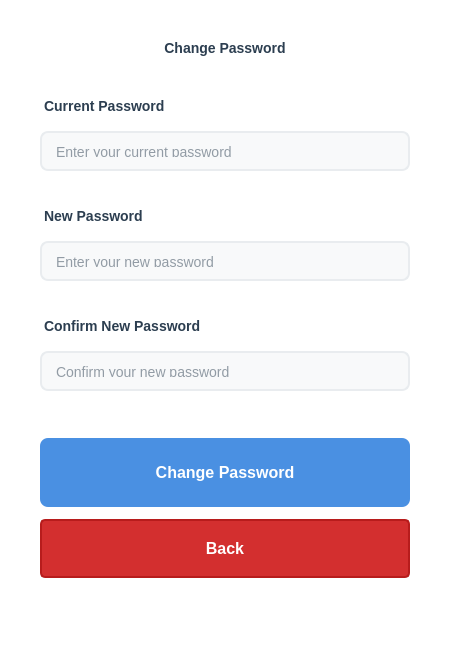
Patrickwalsh33/EPICFileShareClient, file FrontEnd/ProfilePage/profilepage.ui: the form before one commit.
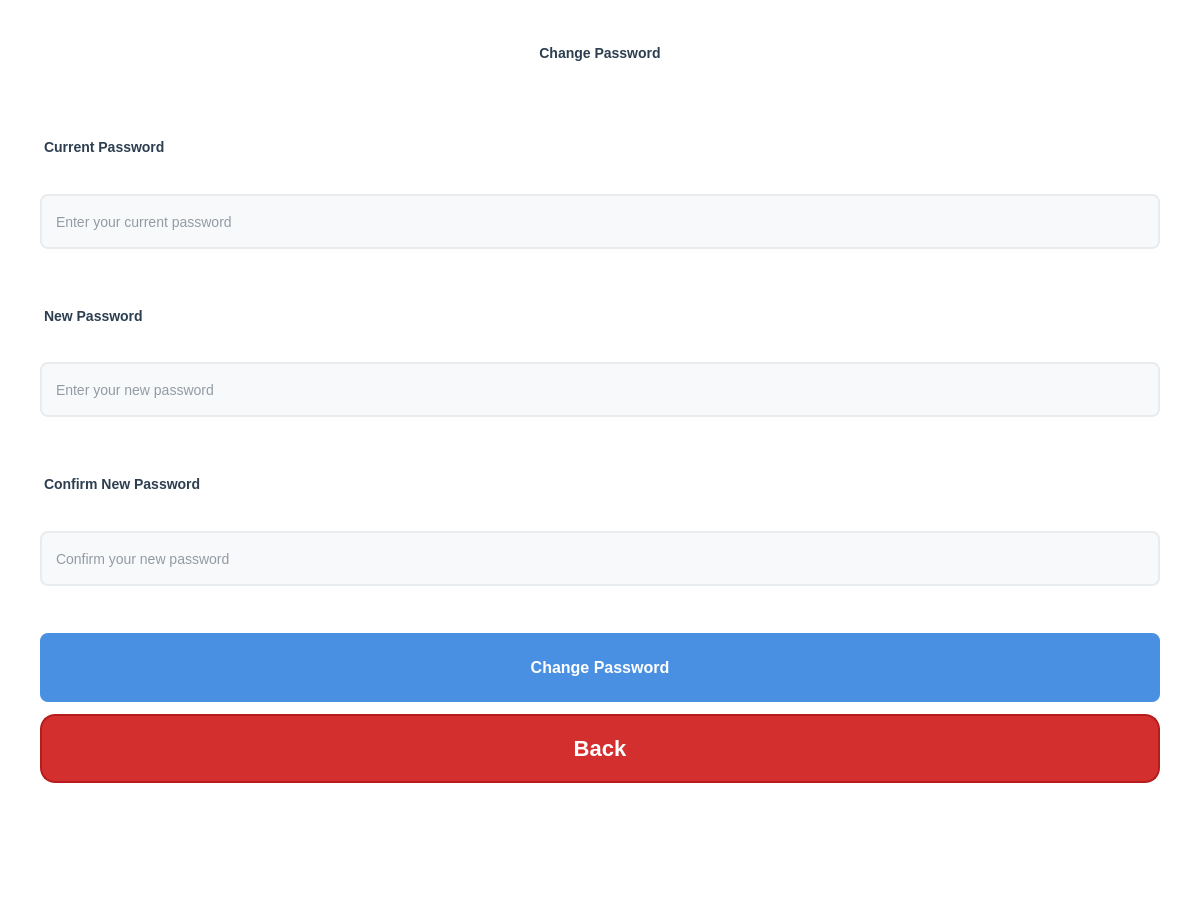
The form after the commit.

Commit message: making profile page bigger

Patch:
```diff
--- a/FrontEnd/ProfilePage/profilepage.ui
+++ b/FrontEnd/ProfilePage/profilepage.ui
@@ -6,8 +6,8 @@
    <rect>
     <x>0</x>
     <y>0</y>
-    <width>450</width>
-    <height>600</height>
+    <width>1200</width>
+    <height>900</height>
    </rect>
   </property>
   <property name="windowTitle">
@@ -73,12 +73,12 @@
     <widget class="QLabel" name="titleLabel">
      <property name="font">
       <font>
-       <pointsize>24</pointsize>
+       <pointsize>48</pointsize>
        <bold>true</bold>
       </font>
      </property>
      <property name="styleSheet">
-      <string notr="true">color: #2c3e50; margin-bottom: 30px;</string>
+      <string notr="true">color: #2c3e50; margin-bottom: 40px;</string>
      </property>
      <property name="text">
       <string>Change Password</string>
@@ -90,6 +90,12 @@
    </item>
    <item>
     <widget class="QLabel" name="oldPasswordLabel">
+     <property name="font">
+      <font>
+       <pointsize>28</pointsize>
+       <bold>true</bold>
+      </font>
+     </property>
      <property name="text">
       <string>Current Password</string>
      </property>
@@ -100,9 +106,14 @@
      <property name="minimumSize">
       <size>
        <width>0</width>
-       <height>45</height>
+       <height>60</height>
       </size>
      </property>
+     <property name="font">
+      <font>
+       <pointsize>22</pointsize>
+      </font>
+     </property>
      <property name="echoMode">
       <enum>QLineEdit::Password</enum>
      </property>
@@ -129,6 +140,12 @@
    </item>
    <item>
     <widget class="QLabel" name="newPasswordLabel">
+     <property name="font">
+      <font>
+       <pointsize>28</pointsize>
+       <bold>true</bold>
+      </font>
+     </property>
      <property name="text">
       <string>New Password</string>
      </property>
@@ -139,9 +156,14 @@
      <property name="minimumSize">
       <size>
        <width>0</width>
-       <height>45</height>
+       <height>60</height>
       </size>
      </property>
+     <property name="font">
+      <font>
+       <pointsize>22</pointsize>
+      </font>
+     </property>
      <property name="echoMode">
       <enum>QLineEdit::Password</enum>
      </property>
@@ -168,6 +190,12 @@
    </item>
    <item>
     <widget class="QLabel" name="confirmPasswordLabel">
+     <property name="font">
+      <font>
+       <pointsize>28</pointsize>
+       <bold>true</bold>
+      </font>
+     </property>
      <property name="text">
       <string>Confirm New Password</string>
      </property>
@@ -178,9 +206,14 @@
      <property name="minimumSize">
       <size>
        <width>0</width>
-       <height>45</height>
+       <height>60</height>
       </size>
      </property>
+     <property name="font">
+      <font>
+       <pointsize>22</pointsize>
+      </font>
+     </property>
      <property name="echoMode">
       <enum>QLineEdit::Password</enum>
      </property>
@@ -207,8 +240,17 @@
    </item>
    <item>
     <widget class="QPushButton" name="changePasswordButton">
-     <property name="cursor">
-      <cursorShape>PointingHandCursor</cursorShape>
+     <property name="font">
+      <font>
+       <pointsize>24</pointsize>
+       <bold>true</bold>
+      </font>
+     </property>
+     <property name="minimumSize">
+      <size>
+       <width>0</width>
+       <height>70</height>
+      </size>
      </property>
      <property name="text">
       <string>Change Password</string>
@@ -219,12 +261,18 @@
     <widget class="QPushButton" name="backButton">
      <property name="minimumSize">
       <size>
-       <width>80</width>
-       <height>40</height>
+       <width>150</width>
+       <height>70</height>
       </size>
      </property>
+     <property name="font">
+      <font>
+       <pointsize>22</pointsize>
+       <bold>true</bold>
+      </font>
+     </property>
      <property name="styleSheet">
-      <string notr="true">background-color: #D32F2F; color: white; border: 2px solid #B71C1C; border-radius: 5px; padding: 5px; font-weight: bold;</string>
+      <string notr="true">background-color: #D32F2F; color: white; border: 2px solid #B71C1C; border-radius: 15px; padding: 10px; font-weight: bold; font-size: 22px;</string>
      </property>
      <property name="text">
       <string>Back</string>
```
